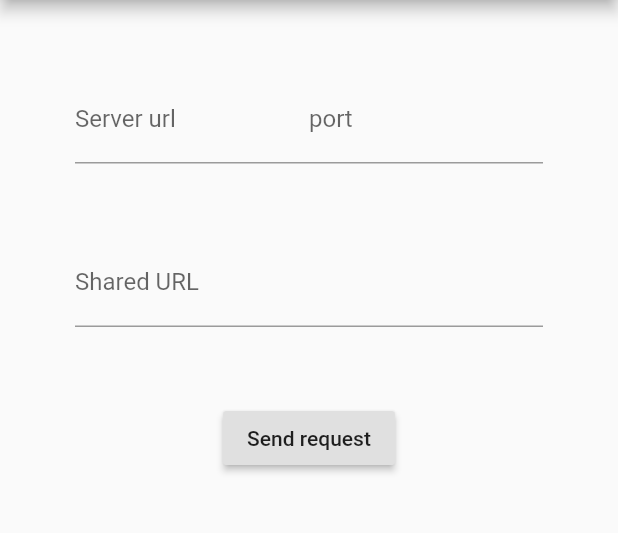
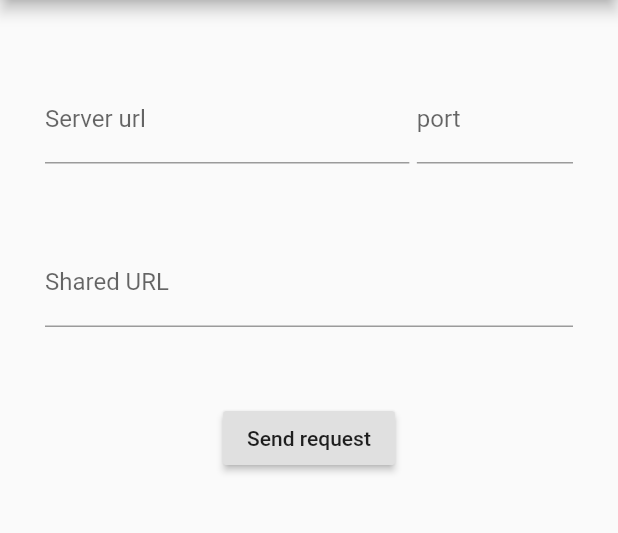
Before and after one commit to Hsodergren/ShareUrl, a Flutter app: the screen it shows after launch, after a tap on "Send request", on a phone screen of 412 x 824 dp, the part 84-617 px from its top. Run offline on Flutter 3.47's test engine with Material 2 defaults, Android fonts, the phone set to English and light mode, and no system bars; our stand-ins replace shared_preferences; missing offline and left inert: receive_sharing_intent; statements that could not run were skipped.

Commit message:
Added error message if http.post doesn't work
Also slight layout improvements

```diff
--- a/lib/main.dart
+++ b/lib/main.dart
@@ -85,12 +85,16 @@ class _MyAppState extends State<MyApp> {
       queryParameters: {"url": _sharedController.text.trim()}
     );
     print("URL = ${a.toString()}");
+    try {
       http.Response resp = await http.post(a.toString());
       int code = resp.statusCode;
       if (code == 200) {
         setError("");
       } else {
         setError ("Error while sending request: $code");
+      }
+    } catch (e) {
+      setError(e.toString());
     }
   }
 
@@ -110,7 +114,7 @@ class _MyAppState extends State<MyApp> {
           title: const Text('ShareUrl'),
         ),
         body: Container(
-          margin: EdgeInsets.symmetric(horizontal: 50),
+          margin: EdgeInsets.symmetric(horizontal: 30),
           child: Center(
             child: Column(
               children: <Widget>[
@@ -118,6 +122,7 @@ class _MyAppState extends State<MyApp> {
                 Row(
                   children: <Widget>[
                     Expanded(
+                      flex: 70,
                       child: TextField (
                         controller: _serverController,
                         onSubmitted: onTextBoxSubmit,
@@ -126,7 +131,9 @@ class _MyAppState extends State<MyApp> {
                         ),
                       ),
                     ),
+                    SizedBox(width: 5),
                     Expanded(
+                      flex: 30,
                       child: TextField (
                         controller: _portController,
                         onSubmitted: onPortSubmit,
```
Lines whose indentation alone changed are shown as unchanged.
